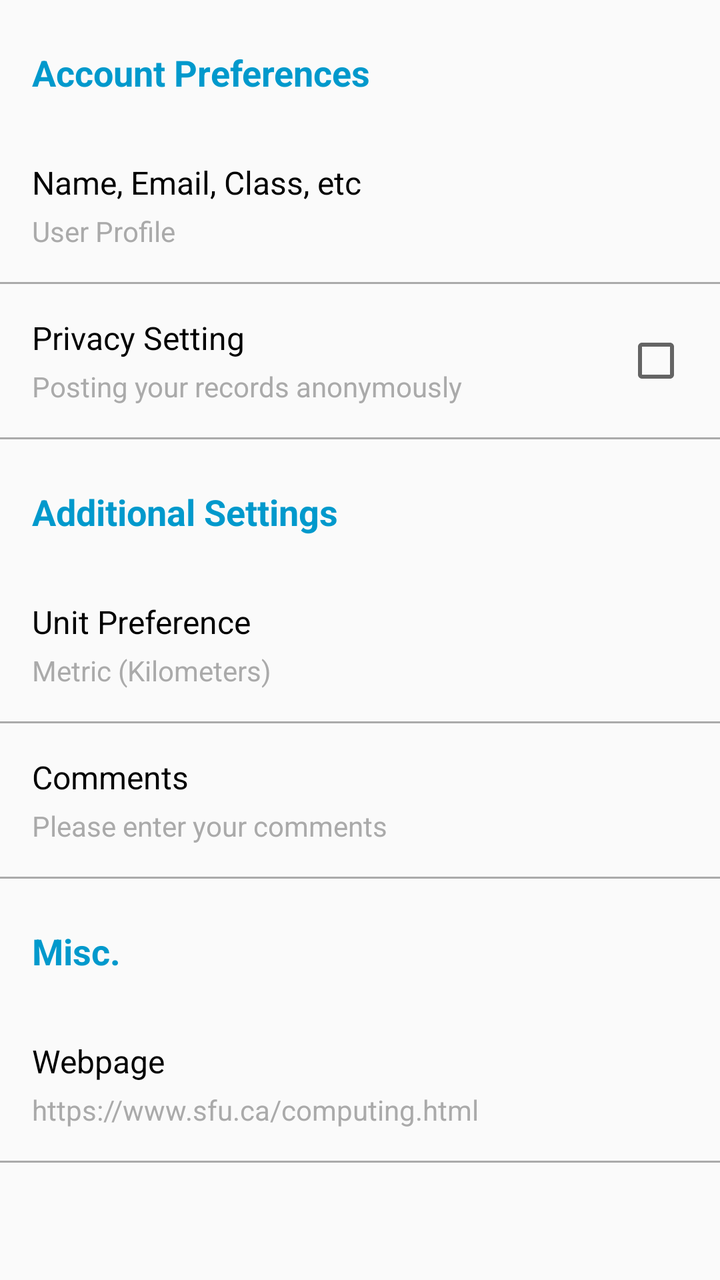
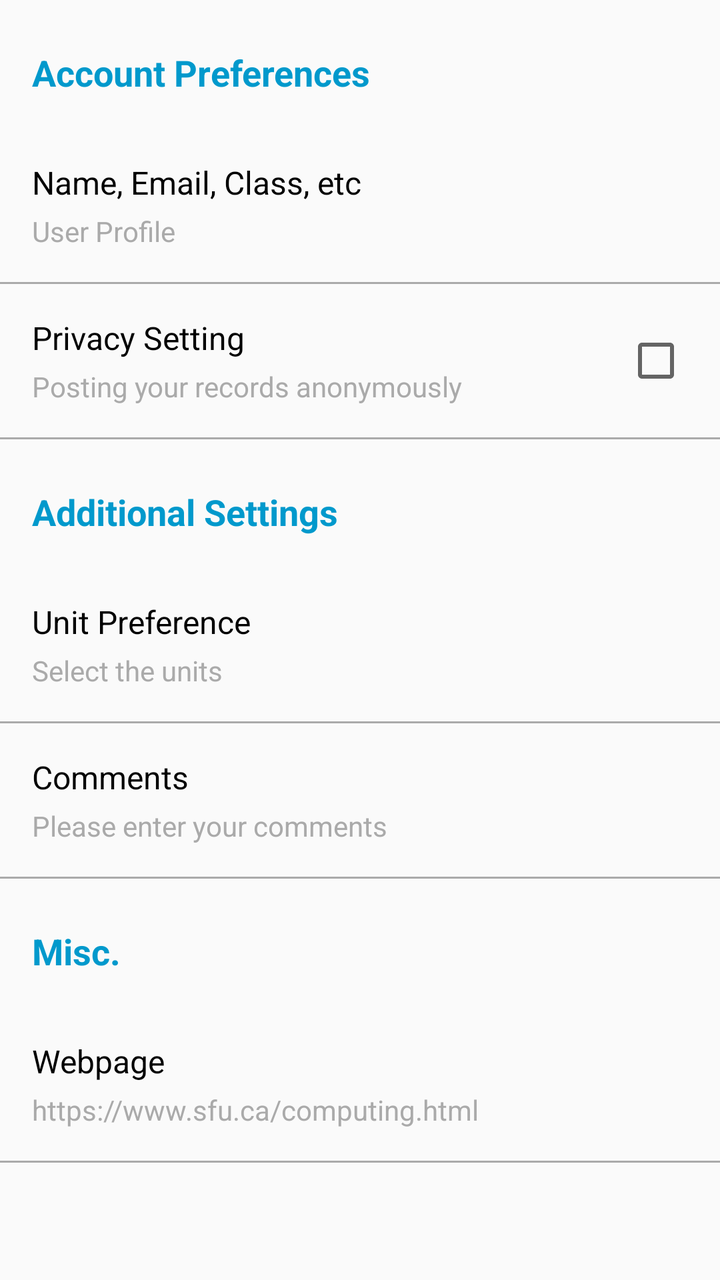

Before-and-after screenshots of an Android layout around one commit, followed by the original layout XML and the change that was made.
<!-- AndroidManifest.xml: application theme Theme.Kunlong_He_MyRuns2 -->
<!-- res/layout/fragment_settings.xml -->
<?xml version="1.0" encoding="utf-8"?>
<ScrollView xmlns:android="http://schemas.android.com/apk/res/android"
    android:layout_width="match_parent"
    android:layout_height="match_parent">

    <LinearLayout
        android:layout_width="match_parent"
        android:layout_height="wrap_content"
        android:orientation="vertical">

        <TextView
            android:layout_width="match_parent"
            android:layout_height="wrap_content"
            android:text="Account Preferences"
            android:textSize="18sp"
            android:textColor="@android:color/holo_blue_dark"
            android:textStyle="bold"
            android:paddingTop="24dp"
            android:paddingBottom="16dp"
            android:paddingStart="16dp"
            android:paddingEnd="16dp" />

        <LinearLayout
            android:id="@+id/userProfileLayout"
            android:layout_width="match_parent"
            android:layout_height="wrap_content"
            android:orientation="vertical"
            android:padding="16dp"
            android:background="?android:attr/selectableItemBackground"
            android:clickable="true"
            android:focusable="true">

            <TextView
                android:layout_width="wrap_content"
                android:layout_height="wrap_content"
                android:text="Name, Email, Class, etc"
                android:textSize="16sp"
                android:textColor="@android:color/black"
                android:paddingBottom="4dp" />

            <TextView
                android:layout_width="wrap_content"
                android:layout_height="wrap_content"
                android:text="User Profile"
                android:textSize="14sp"
                android:textColor="@android:color/darker_gray" />

        </LinearLayout>

        <View
            android:layout_width="match_parent"
            android:layout_height="1dp"
            android:background="@android:color/darker_gray" />

        <LinearLayout
            android:id="@+id/privacySettingLayout"
            android:layout_width="match_parent"
            android:layout_height="wrap_content"
            android:orientation="horizontal"
            android:padding="16dp"
            android:background="?android:attr/selectableItemBackground"
            android:clickable="true"
            android:focusable="true">

            <LinearLayout
                android:layout_width="0dp"
                android:layout_height="wrap_content"
                android:layout_weight="1"
                android:orientation="vertical">

                <TextView
                    android:layout_width="wrap_content"
                    android:layout_height="wrap_content"
                    android:text="Privacy Setting"
                    android:textSize="16sp"
                    android:textColor="@android:color/black"
                    android:paddingBottom="4dp" />

                <TextView
                    android:layout_width="wrap_content"
                    android:layout_height="wrap_content"
                    android:text="Posting your records anonymously"
                    android:textSize="14sp"
                    android:textColor="@android:color/darker_gray" />

            </LinearLayout>

            <CheckBox
                android:id="@+id/privacyCheckBox"
                android:layout_width="wrap_content"
                android:layout_height="wrap_content"
                android:layout_gravity="center_vertical"
                android:clickable="false"
                android:focusable="false" />

        </LinearLayout>

        <View
            android:layout_width="match_parent"
            android:layout_height="1dp"
            android:background="@android:color/darker_gray" />

        <TextView
            android:layout_width="match_parent"
            android:layout_height="wrap_content"
            android:text="Additional Settings"
            android:textSize="18sp"
            android:textColor="@android:color/holo_blue_dark"
            android:textStyle="bold"
            android:paddingTop="24dp"
            android:paddingBottom="16dp"
            android:paddingStart="16dp"
            android:paddingEnd="16dp" />

        <LinearLayout
            android:id="@+id/unitPreferenceLayout"
            android:layout_width="match_parent"
            android:layout_height="wrap_content"
            android:orientation="vertical"
            android:padding="16dp"
            android:background="?android:attr/selectableItemBackground"
            android:clickable="true"
            android:focusable="true">

            <TextView
                android:layout_width="wrap_content"
                android:layout_height="wrap_content"
                android:text="Unit Preference"
                android:textSize="16sp"
                android:textColor="@android:color/black"
                android:paddingBottom="4dp" />

            <TextView
                android:id="@+id/unitDescriptionTextView"
                android:layout_width="wrap_content"
                android:layout_height="wrap_content"
                android:text="Metric (Kilometers)"
                android:textSize="14sp"
                android:textColor="@android:color/darker_gray" />

        </LinearLayout>

        <View
            android:layout_width="match_parent"
            android:layout_height="1dp"
            android:background="@android:color/darker_gray" />

        <LinearLayout
            android:id="@+id/commentsLayout"
            android:layout_width="match_parent"
            android:layout_height="wrap_content"
            android:orientation="vertical"
            android:padding="16dp"
            android:background="?android:attr/selectableItemBackground"
            android:clickable="true"
            android:focusable="true">

            <TextView
                android:layout_width="wrap_content"
                android:layout_height="wrap_content"
                android:text="Comments"
                android:textSize="16sp"
                android:textColor="@android:color/black"
                android:paddingBottom="4dp" />

            <TextView
                android:id="@+id/commentsDescriptionTextView"
                android:layout_width="wrap_content"
                android:layout_height="wrap_content"
                android:text="Please enter your comments"
                android:textSize="14sp"
                android:textColor="@android:color/darker_gray" />

        </LinearLayout>

        <View
            android:layout_width="match_parent"
            android:layout_height="1dp"
            android:background="@android:color/darker_gray" />

        <TextView
            android:layout_width="match_parent"
            android:layout_height="wrap_content"
            android:text="Misc."
            android:textSize="18sp"
            android:textColor="@android:color/holo_blue_dark"
            android:textStyle="bold"
            android:paddingTop="24dp"
            android:paddingBottom="16dp"
            android:paddingStart="16dp"
            android:paddingEnd="16dp" />

        <LinearLayout
            android:id="@+id/webpageLayout"
            android:layout_width="match_parent"
            android:layout_height="wrap_content"
            android:orientation="vertical"
            android:padding="16dp"
            android:background="?android:attr/selectableItemBackground"
            android:clickable="true"
            android:focusable="true">

            <TextView
                android:layout_width="wrap_content"
                android:layout_height="wrap_content"
                android:text="Webpage"
                android:textSize="16sp"
                android:textColor="@android:color/black"
                android:paddingBottom="4dp" />

            <TextView
                android:id="@+id/commentsDescriptionTextView"
                android:layout_width="wrap_content"
                android:layout_height="wrap_content"
                android:text="https://www.sfu.ca/computing.html"
                android:textSize="14sp"
                android:textColor="@android:color/darker_gray" />

        </LinearLayout>

        <View
            android:layout_width="match_parent"
            android:layout_height="1dp"
            android:background="@android:color/darker_gray" />

    </LinearLayout>

</ScrollView>
<!-- resources referenced by this layout -->
<resources>
  <style name="Theme.Kunlong_He_MyRuns2" parent="Theme.AppCompat.Light.DarkActionBar">
          <item name="colorPrimary">@color/gray_500</item>
          <item name="colorPrimaryDark">@color/gray_700</item>
          <item name="colorAccent">@color/teal_200</item>
      </style>
  <color name="gray_500">#FF607D8B</color>
  <color name="gray_700">#FF455A64</color>
  <color name="teal_200">#FF03DAC5</color>
</resources>

<!-- the commit's change to res/layout/fragment_settings.xml (unified diff, before → after) -->
@@ -130,11 +130,11 @@
                 android:textColor="@android:color/black"
                 android:paddingBottom="4dp" />
 
-            <TextView
-                android:id="@+id/unitDescriptionTextView"
-                android:layout_width="wrap_content"
-                android:layout_height="wrap_content"
-                android:text="Metric (Kilometers)"
+             <TextView
+                android:id="@+id/commentsDescriptionTextView"
+                android:layout_width="wrap_content"
+                android:layout_height="wrap_content"
+                android:text="Select the units"
                 android:textSize="14sp"
                 android:textColor="@android:color/darker_gray" />
 
